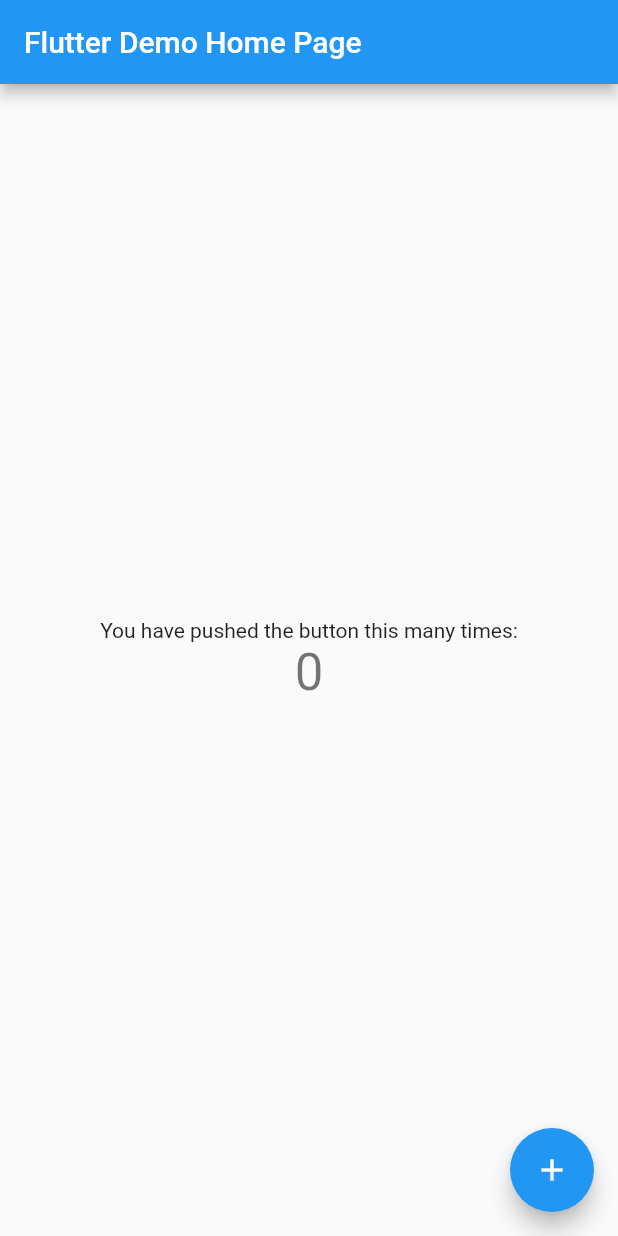
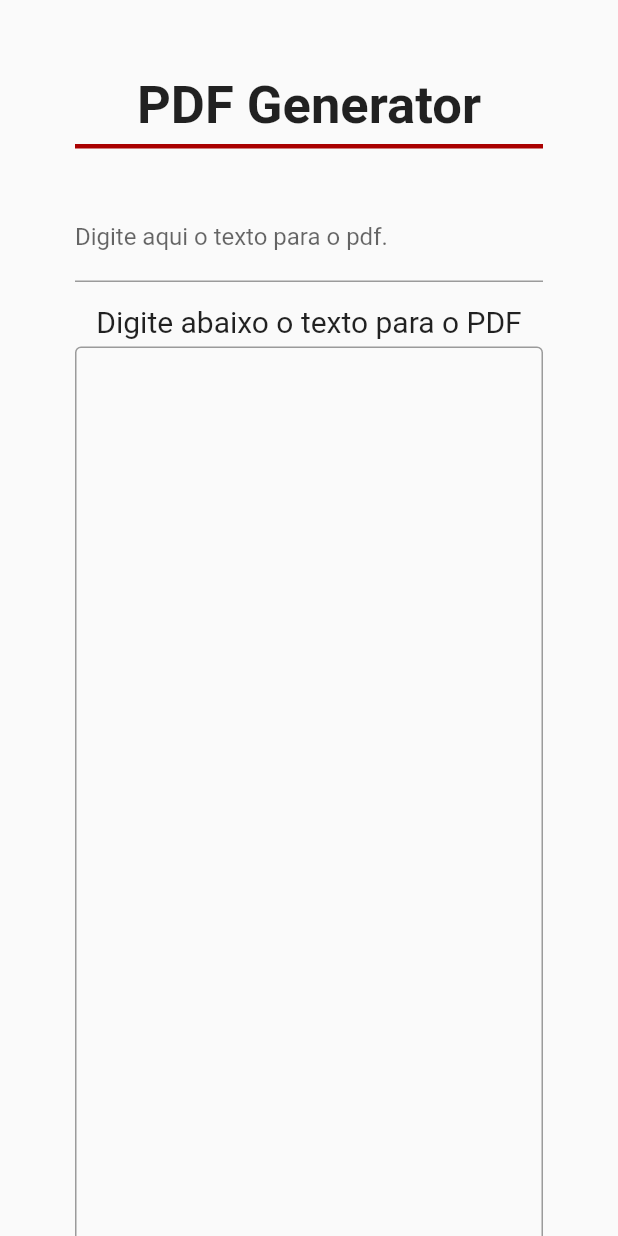
Before and after one commit to mateusfilipe/pdf-generator, a Flutter app: the screen it shows after launch, on a phone screen of 412 x 824 dp. Run offline on Flutter 3.47's test engine with Material 2 defaults, Android fonts, the phone set to English and light mode, and no system bars; our stand-ins replace pdf, printing.

Commit message:
Criada lógica para gerar e visualizar pdf

```diff
--- a/lib/main.dart
+++ b/lib/main.dart
@@ -1,115 +1,7 @@
 import 'package:flutter/material.dart';
+import 'package:pdf_generator/pdf_state.dart';
 
-void main() {
-  runApp(const MyApp());
-}
-
-class MyApp extends StatelessWidget {
-  const MyApp({super.key});
-
-  // This widget is the root of your application.
-  @override
-  Widget build(BuildContext context) {
-    return MaterialApp(
-      title: 'Flutter Demo',
-      theme: ThemeData(
-        // This is the theme of your application.
-        //
-        // Try running your application with "flutter run". You'll see the
-        // application has a blue toolbar. Then, without quitting the app, try
-        // changing the primarySwatch below to Colors.green and then invoke
-        // "hot reload" (press "r" in the console where you ran "flutter run",
-        // or simply save your changes to "hot reload" in a Flutter IDE).
-        // Notice that the counter didn't reset back to zero; the application
-        // is not restarted.
-        primarySwatch: Colors.blue,
-      ),
-      home: const MyHomePage(title: 'Flutter Demo Home Page'),
-    );
-  }
-}
-
-class MyHomePage extends StatefulWidget {
-  const MyHomePage({super.key, required this.title});
-
-  // This widget is the home page of your application. It is stateful, meaning
-  // that it has a State object (defined below) that contains fields that affect
-  // how it looks.
-
-  // This class is the configuration for the state. It holds the values (in this
-  // case the title) provided by the parent (in this case the App widget) and
-  // used by the build method of the State. Fields in a Widget subclass are
-  // always marked "final".
-
-  final String title;
-
-  @override
-  State<MyHomePage> createState() => _MyHomePageState();
-}
-
-class _MyHomePageState extends State<MyHomePage> {
-  int _counter = 0;
-
-  void _incrementCounter() {
-    setState(() {
-      // This call to setState tells the Flutter framework that something has
-      // changed in this State, which causes it to rerun the build method below
-      // so that the display can reflect the updated values. If we changed
-      // _counter without calling setState(), then the build method would not be
-      // called again, and so nothing would appear to happen.
-      _counter++;
-    });
-  }
-
-  @override
-  Widget build(BuildContext context) {
-    // This method is rerun every time setState is called, for instance as done
-    // by the _incrementCounter method above.
-    //
-    // The Flutter framework has been optimized to make rerunning build methods
-    // fast, so that you can just rebuild anything that needs updating rather
-    // than having to individually change instances of widgets.
-    return Scaffold(
-      appBar: AppBar(
-        // Here we take the value from the MyHomePage object that was created by
-        // the App.build method, and use it to set our appbar title.
-        title: Text(widget.title),
-      ),
-      body: Center(
-        // Center is a layout widget. It takes a single child and positions it
-        // in the middle of the parent.
-        child: Column(
-          // Column is also a layout widget. It takes a list of children and
-          // arranges them vertically. By default, it sizes itself to fit its
-          // children horizontally, and tries to be as tall as its parent.
-          //
-          // Invoke "debug painting" (press "p" in the console, choose the
-          // "Toggle Debug Paint" action from the Flutter Inspector in Android
-          // Studio, or the "Toggle Debug Paint" command in Visual Studio Code)
-          // to see the wireframe for each widget.
-          //
-          // Column has various properties to control how it sizes itself and
-          // how it positions its children. Here we use mainAxisAlignment to
-          // center the children vertically; the main axis here is the vertical
-          // axis because Columns are vertical (the cross axis would be
-          // horizontal).
-          mainAxisAlignment: MainAxisAlignment.center,
-          children: <Widget>[
-            const Text(
-              'You have pushed the button this many times:',
-            ),
-            Text(
-              '$_counter',
-              style: Theme.of(context).textTheme.headlineMedium,
-            ),
-          ],
-        ),
-      ),
-      floatingActionButton: FloatingActionButton(
-        onPressed: _incrementCounter,
-        tooltip: 'Increment',
-        child: const Icon(Icons.add),
-      ), // This trailing comma makes auto-formatting nicer for build methods.
-    );
-  }
-}
+void main() => runApp(const MaterialApp(
+      home: PdfApp(),
+      debugShowCheckedModeBanner: false,
+    ));
--- /dev/null
+++ b/lib/pdf_state.dart
@@ -0,0 +1,139 @@
+import 'dart:typed_data';
+import 'package:flutter/material.dart';
+import 'package:pdf/pdf.dart';
+import 'package:pdf/widgets.dart' as pw;
+import 'package:printing/printing.dart';
+
+class PdfApp extends StatefulWidget {
+  const PdfApp({super.key});
+
+  @override
+  State<PdfApp> createState() => _PdfState();
+}
+
+class _PdfState extends State<PdfApp> {
+  final TextEditingController inputPdf = TextEditingController();
+  final TextEditingController titlePdf = TextEditingController();
+
+  int? pages = 0;
+  int? currentPage = 0;
+  bool isReady = false;
+  String errorMessage = '';
+  String? pdfPath = '';
+
+  Future<Uint8List> generatePdf() async {
+    var textPdf = inputPdf.text;
+    var title = titlePdf.text;
+    final pdf = pw.Document();
+
+    pdf.addPage(pw.Page(
+        pageFormat: PdfPageFormat.a4,
+        build: (pw.Context context) {
+          return pw.Center(
+            child: pw.Column(children: [
+              pw.Text(title),
+              pw.SizedBox(height: 15),
+              pw.Text(textPdf, textAlign: pw.TextAlign.justify),
+            ]),
+          );
+        }));
+    // ignore: unused_local_variable
+    return await pdf.save();
+  }
+
+  PdfPreview viewPdf() {
+    return PdfPreview(
+        allowSharing: false,
+        canDebug: false,
+        canChangePageFormat: false,
+        actions: [
+          IconButton(
+              onPressed: () {
+                Navigator.pop(context, true);
+              },
+              icon: Icon(Icons.arrow_back_ios_new))
+        ],
+        build: (format) => generatePdf());
+  }
+
+  @override
+  Widget build(BuildContext context) {
+    return MaterialApp(
+      title: 'PDF Generator',
+      debugShowCheckedModeBanner: false,
+      theme: ThemeData(primarySwatch: Colors.blueGrey),
+      home: Scaffold(
+        body: SingleChildScrollView(
+            child: Column(
+          children: [
+            Padding(
+              padding: const EdgeInsets.all(50.0),
+              child: Column(children: [
+                // ignore: prefer_const_constructors
+                Padding(
+                  padding: const EdgeInsets.only(bottom: 5),
+                  // ignore: prefer_const_constructors
+                  child: Text(
+                    'PDF Generator',
+                    // ignore: prefer_const_constructors
+                    style: TextStyle(
+                      fontSize: 35,
+                      fontWeight: FontWeight.w700,
+                    ),
+                  ),
+                ),
+                Align(
+                  alignment: Alignment.centerLeft,
+                  child: Container(
+                    color: Color.fromARGB(255, 170, 1, 1),
+                    width: 500,
+                    height: 3,
+                  ),
+                ),
+                Padding(
+                  padding: const EdgeInsets.only(top: 30),
+                  child: Column(
+                    // ignore: prefer_const_literals_to_create_immutables
+                    children: [
+                      TextFormField(
+                          decoration: InputDecoration(
+                              labelText: 'Digite aqui o texto para o pdf.'),
+                          controller: titlePdf),
+                      const Padding(
+                        padding: EdgeInsets.only(top: 15, bottom: 5),
+                        child: Text(
+                          'Digite abaixo o texto para o PDF',
+                          style: TextStyle(fontSize: 20),
+                        ),
+                      ),
+                      TextFormField(
+                          keyboardType: TextInputType.multiline,
+                          decoration: InputDecoration(
+                            border: OutlineInputBorder(),
+                          ),
+                          maxLines: 30,
+                          maxLength: 3800,
+                          controller: inputPdf),
+                      TextButton(
+                          onPressed: () {
+                            generatePdf();
+                            Navigator.push(context,
+                                MaterialPageRoute(builder: (context) {
+                              return viewPdf();
+                            }));
+                          },
+                          child: const Text(
+                            'Gerar PDF',
+                            style: TextStyle(color: Color(0xFF004A65)),
+                          )),
+                    ],
+                  ),
+                )
+              ]),
+            )
+          ],
+        )),
+      ),
+    );
+  }
+}
```
Also changed, not shown: pubspec.yaml (+27 -18 lines), assets/icon/icon.png (added), 23 other files.
